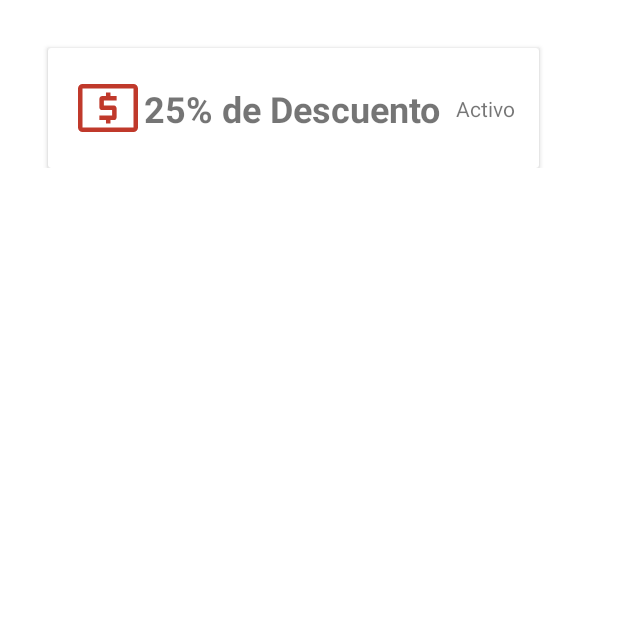
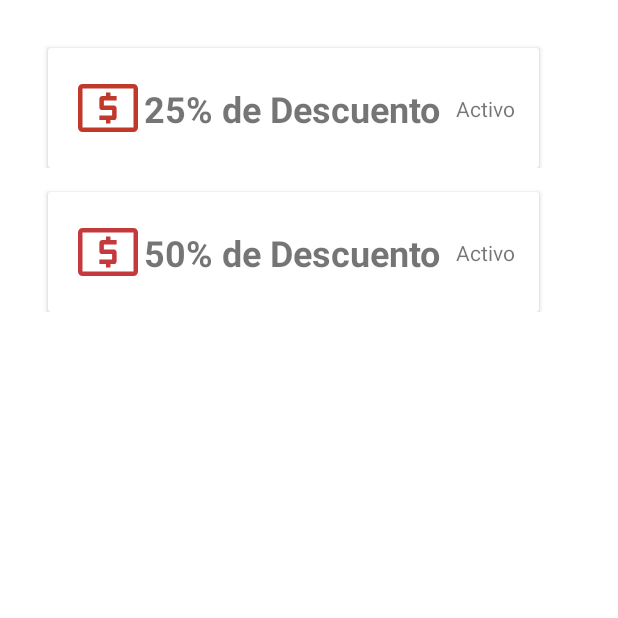
Before and after one commit to EmilianoGMX/ProyectoFinal, an Android app: the fragment HomeFragment shown on its own in the app's theme, on a phone screen of 412 x 824 dp, the top half of it. Run offline under Robolectric (Android 15) with nearby library versions, the phone set to English and light mode, and no system bars.

```diff
--- a/app/src/main/java/com/example/proyectofinal/ui/home/HomeFragment.java
+++ b/app/src/main/java/com/example/proyectofinal/ui/home/HomeFragment.java
@@ -46,6 +46,7 @@ public class HomeFragment extends Fragment {
     private void initComponents() {
         elements = new ArrayList<>();
         elements.add(new ListElement("#C0392B", "25% de Descuento", "   Activo"));
+        elements.add(new ListElement("#C4393B", "50% de Descuento", "   Activo"));
 
         SharedPreferences preferences = getActivity().getSharedPreferences("cupones", Context.MODE_PRIVATE);
         int cantidad = preferences.getInt("cantidad", 0);
```
Also changed, not shown: app/src/main/java/com/example/proyectofinal/LectorQR.java (+5 -3 lines).
